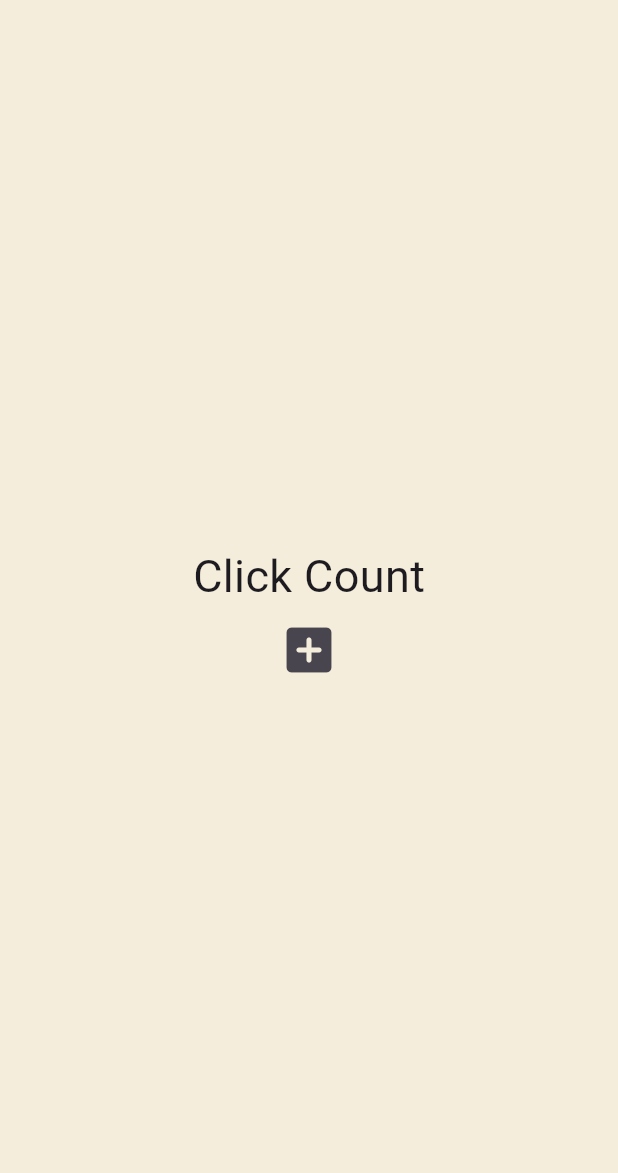
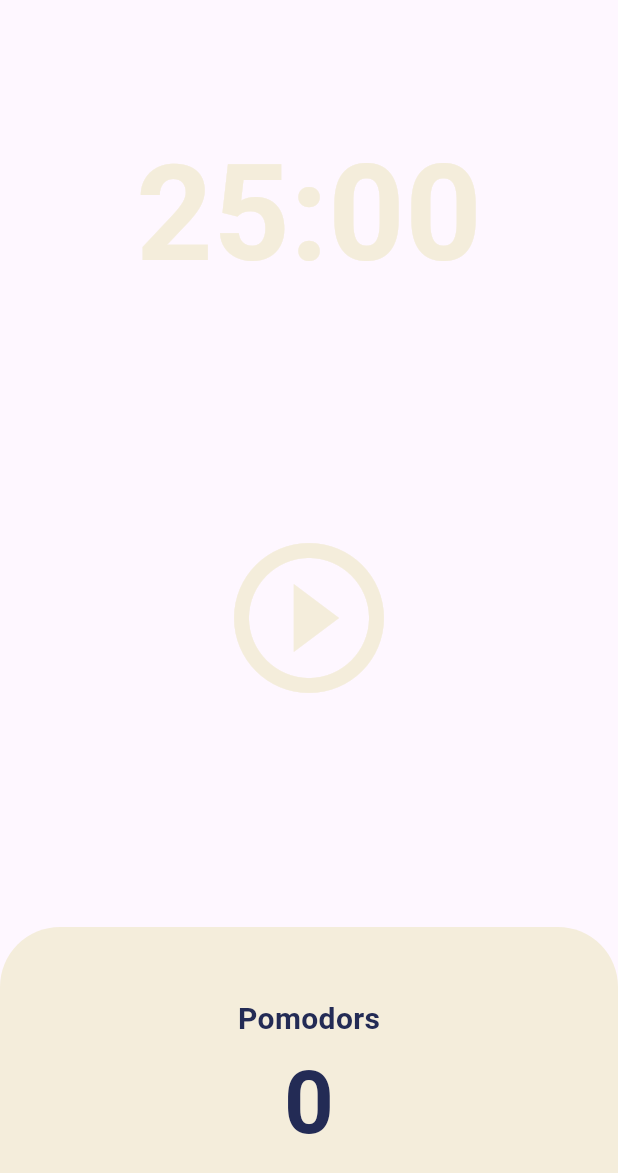
Before and after one commit to BlackBean99/flutter-playground, a Flutter app: the screen it shows after launch, on a phone screen of 412 x 824 dp. Shown: the top 1173 px of the screen. Run offline on Flutter 3.47's test engine with Material 3 defaults, Android fonts, the light colour scheme and no system bars.

Commit message:
[feat]: Pomodoros

```diff
--- a/toonflix/lib/main.dart
+++ b/toonflix/lib/main.dart
@@ -1,48 +1,25 @@
 import 'package:flutter/material.dart';
+import 'package:toonflix/screen/home_screen.dart';
 
 void main() {
   runApp(const App());
 }
 
-class App extends StatefulWidget {
+class App extends StatelessWidget {
   const App({super.key});
-
-  @override
-  State<App> createState() => _AppState();
-}
-
-class _AppState extends State<App> {
-  List<int> numbers = [];
-
-  void onClicked() {
-    setState(() {
-      numbers.add(numbers.length);
-    });
-  }
 
   @override
   Widget build(BuildContext context) {
     return MaterialApp(
-      home: Scaffold(
-        backgroundColor: const Color(0xFFF4EDDB),
-        body: Center(
-          child: Column(
-            mainAxisAlignment: MainAxisAlignment.center,
-            children: [
-              const Text(
-                'Click Count',
-                style: TextStyle(fontSize: 30),
-              ),
-              for (var n in numbers) Text('$n'),
-              IconButton(
-                onPressed: onClicked,
-                icon: const Icon(Icons.add_box_rounded),
-                iconSize: 40,
-              )
-            ],
+      theme: ThemeData(
+        textTheme: const TextTheme(
+          displayLarge: TextStyle(
+            color: Color(0xFF232B55),
           ),
         ),
+        cardColor: const Color(0xFFF4EDDB),
       ),
+      home: const HomeScreen(),
     );
   }
 }
--- /dev/null
+++ b/toonflix/lib/screen/home_screen.dart
@@ -0,0 +1,152 @@
+import 'dart:async';
+
+import 'package:flutter/material.dart';
+
+class HomeScreen extends StatefulWidget {
+  const HomeScreen({super.key});
+
+  @override
+  State<HomeScreen> createState() => _HomeScreenState();
+}
+
+class _HomeScreenState extends State<HomeScreen> {
+  static const twentyFiveMinutes = 1500;
+  int totalSeconds = twentyFiveMinutes;
+  bool isRunning = false;
+  int totalPomodoros = 0;
+  late Timer timer; //late는 당장 property를 초기화하지 않는다.
+
+  void onTick(Timer timer) {
+    if (totalSeconds == 0) {
+      setState(() {
+        totalPomodoros++;
+        isRunning = false;
+        totalSeconds = twentyFiveMinutes;
+      });
+      timer.cancel();
+    } else {
+      setState(() {
+        totalSeconds--;
+      });
+    }
+  }
+
+  void onStartPressed() {
+    //타이머는 Dart 표준 라이브러리에 포함되어 있다.
+    timer = Timer.periodic(
+      const Duration(seconds: 1),
+      onTick,
+    ); //periodic은 주기적으로 함수를 실행한다.
+    //함수에 괄호는 넣지 않는다. 그것은 함수를 지금 실행하는것을 의미한다(?)
+    //함수는 timer 스스로를 인자로 가지고 간다.
+
+    setState(() {
+      isRunning = true;
+    });
+  }
+
+  void onPausePressed() {
+    timer.cancel();
+
+    setState(() {
+      isRunning = false;
+    });
+  }
+
+  String format(int seconds) {
+    var duration = Duration(
+      seconds: seconds,
+    );
+    // print(duration); //길게 알려줌 (0:21:21.000000)
+    // print(duration.inMinutes); //소수점도 없고 그냥 대충 몇분인지 알려주는듯
+    // print(duration.inSeconds); //1308 처럼 값이 나옴
+    // print(duration.toString().split('.').first);
+    // print(duration.toString().split('.').first.split(':'));        //I/flutter ( 3146): [0, 19, 28]
+    // print(duration.toString().split('.').first.substring(2, 7));   //I/flutter ( 3146): 19:22
+    return duration.toString().split('.').first.substring(2, 7);
+  }
+
+  @override
+  Widget build(BuildContext context) {
+    return Scaffold(
+      backgroundColor: Theme.of(context).colorScheme.surface,
+      body: Column(
+        children: [
+          Flexible(
+            flex: 1,
+            child: Container(
+              alignment: Alignment.bottomCenter,
+              child: Text(
+                format(totalSeconds),
+                style: TextStyle(
+                  color: Theme.of(context).cardColor,
+                  fontSize: 89,
+                  fontWeight: FontWeight.w600,
+                ),
+              ),
+            ),
+          ),
+          Flexible(
+            flex: 2,
+            child: Center(
+              child: IconButton(
+                iconSize: 120,
+                color: Theme.of(context).cardColor,
+                onPressed: isRunning ? onPausePressed : onStartPressed,
+                icon: isRunning
+                    ? const Icon(Icons.pause_circle_outline_outlined)
+                    : const Icon(Icons.play_circle_outline),
+              ),
+            ),
+          ),
+          Flexible(
+            flex: 1,
+            child: Row(
+              children: [
+                Expanded(
+                  child: Container(
+                    decoration: BoxDecoration(
+                        color: Theme.of(context).cardColor,
+
+                        //border Radius 방법
+                        // borderRadius: BorderRadius.circular(50),
+                        // borderRadius: const BorderRadius.only(
+                        //   topLeft: Radius.circular(50),
+                        //   topRight: Radius.circular(50),
+                        // ),
+                        borderRadius: const BorderRadius.vertical(
+                          top: Radius.circular(40),
+                        )),
+                    child: Column(
+                      mainAxisAlignment: MainAxisAlignment.center,
+                      children: [
+                        Text(
+                          'Pomodors',
+                          style: TextStyle(
+                            fontSize: 20,
+                            fontWeight: FontWeight.w600,
+                            color:
+                                Theme.of(context).textTheme.displayLarge!.color,
+                          ),
+                        ),
+                        Text(
+                          '$totalPomodoros',
+                          style: TextStyle(
+                            fontSize: 58,
+                            fontWeight: FontWeight.w600,
+                            color:
+                                Theme.of(context).textTheme.displayLarge!.color,
+                          ),
+                        ),
+                      ],
+                    ),
+                  ),
+                ),
+              ],
+            ),
+          ),
+        ],
+      ),
+    );
+  }
+}
```
Also changed, not shown: toonflix/lib/widgets/challenge_4.dart (added), toonflix/lib/widgets/state_example_main.dart (added).
